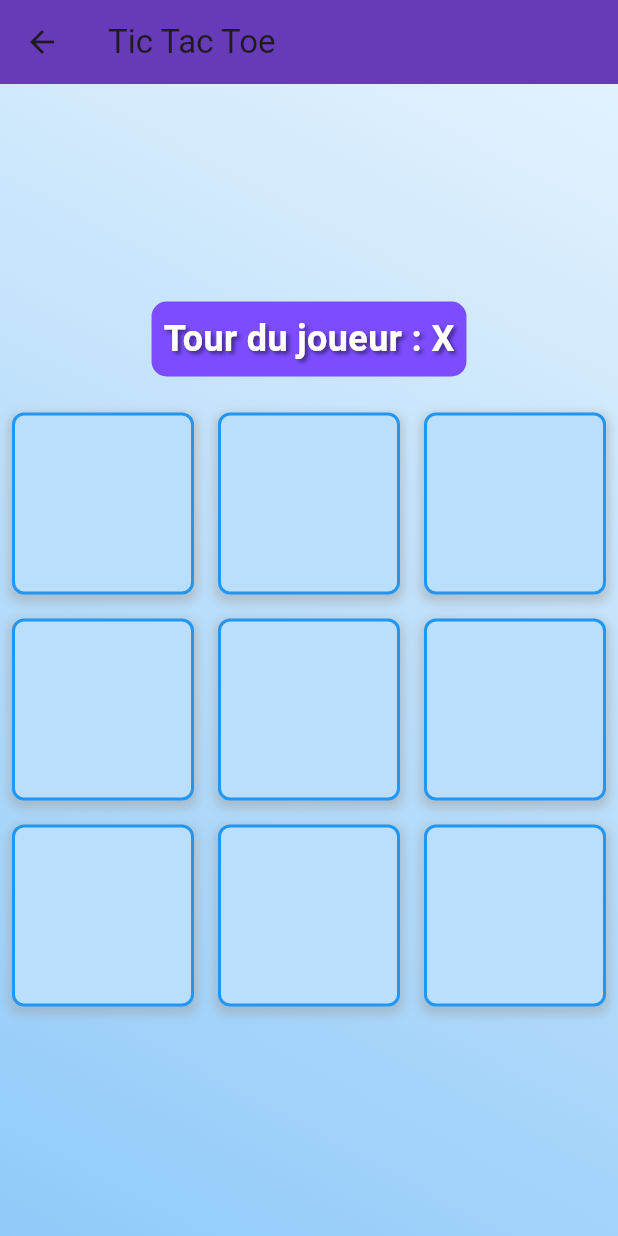
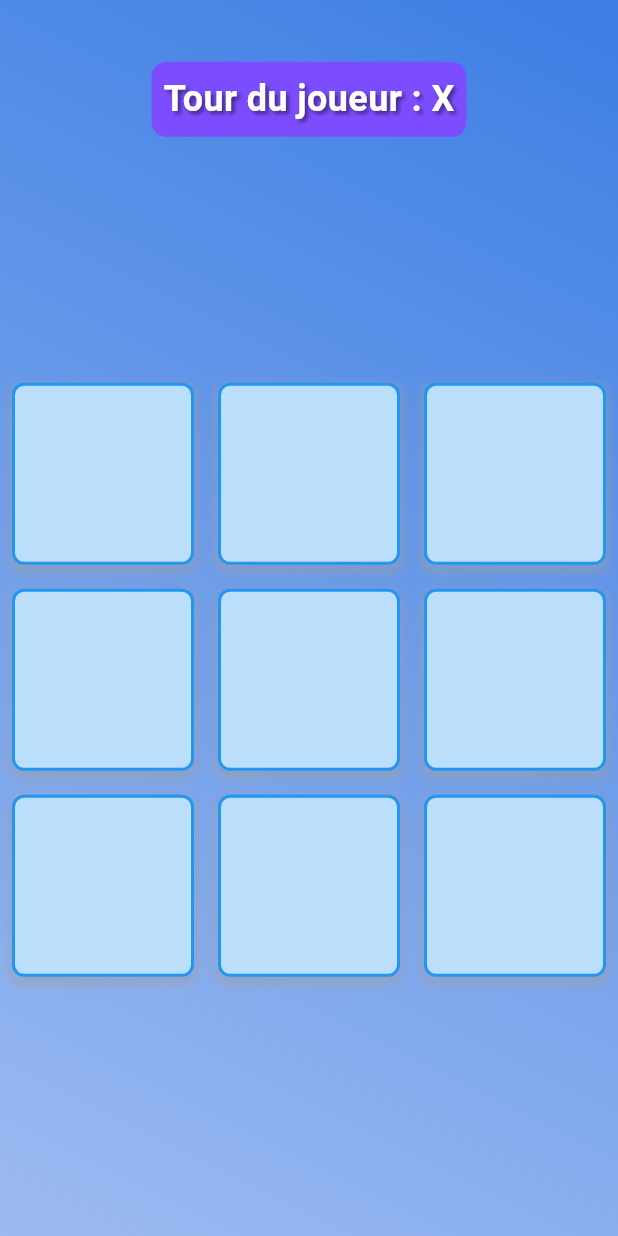
Before and after one commit to Camilleri-Nathan/Tic-Tac-Toe-Flutter, a Flutter app: the screen it shows after launch, after a tap on "Jouer", on a phone screen of 412 x 824 dp. Run offline on Flutter 3.47's test engine with Material 3 defaults, Android fonts, the phone set to English and light mode, and no system bars; our stand-ins replace flutter_animate.

Commit message:
Extract Widget
- Extract victory text widget
- Extract player turn widget
- Extract Tile widget
- Extract Animated Background Widget
- Extract game result widget

```diff
--- a/lib/domain/entities/board.dart
+++ b/lib/domain/entities/board.dart
@@ -1,4 +1,3 @@
-// Defines the Board class representing the game state for a Tic-Tac-Toe game.
 class Board {
   // Initializes the game board with 9 null entries, representing empty tiles.
   List<String?> tiles = List.filled(9, null);
@@ -26,14 +25,11 @@ class Board {
     // Loops through all winning patterns to see if any apply to the current board.
     for (var pattern in winPatterns) {
       if (pattern.every((index) => tiles[index] != null && tiles[index] == tiles[pattern[0]])) {
-        // A winning pattern is found.
         return tiles[pattern[0]]; // Returns the winner ('X' or 'O').
       }
     }
     return null; // No winner found.
   }
 
-  // Checks if the board is full (i.e., no empty tiles left).
-  // Useful for determining if the game is a draw.
   bool get isFull => !tiles.contains(null);
 }
--- a/lib/presentation/screens/game_screen.dart
+++ b/lib/presentation/screens/game_screen.dart
@@ -1,5 +1,7 @@
 import 'package:flutter/material.dart';
-import 'package:flutter_animate/flutter_animate.dart';
+import 'package:tic_tac_toe_flutter/presentation/widgets/animated_background.dart';
+import 'package:tic_tac_toe_flutter/presentation/widgets/player_turn_widget.dart';
+import 'package:tic_tac_toe_flutter/presentation/widgets/game_result_widget.dart';
 import 'package:tic_tac_toe_flutter/presentation/widgets/game_board.dart';
 import 'package:tic_tac_toe_flutter/domain/entities/board.dart';
 
@@ -11,26 +13,25 @@ class GameScreen extends StatefulWidget {
 }
 
 class GameScreenState extends State<GameScreen> {
-  final Board _board = Board(); // Initializes the game board.
-  String _currentPlayer = 'X'; // Tracks the current player, starting with 'X'.
+  final Board _board = Board();
+  String _currentPlayer = 'X';
   String? _winner;
   bool _isDraw = false;
 
   void _handleTileTap(int index) {
     if (_winner != null || _isDraw || _board.tiles[index] != null) {
-      // Does nothing if the game is over or the tile is already occupied
       return;
     }
 
     setState(() {
-      _board.makeMove(index, _currentPlayer); // Attempts to place the current player's mark on the board.
+      _board.makeMove(index, _currentPlayer);
       var winner = _board.checkWinner();
       if (winner != null) {
         _winner = winner;
       } else if (_board.isFull) {
         _isDraw = true;
       } else {
-        _currentPlayer = _currentPlayer == 'X' ? 'O' : 'X'; // Switches the current player.
+        _currentPlayer = _currentPlayer == 'X' ? 'O' : 'X';
       }
     });
   }
@@ -44,95 +45,58 @@ class GameScreenState extends State<GameScreen> {
     });
   }
 
-  Widget _buildPlayerTurnWidget() {
-    return Padding(
-      padding: const EdgeInsets.only(bottom: 16.0),
-      child: Container(
-        padding: const EdgeInsets.all(8),
-        decoration: BoxDecoration(
-          color: Colors.deepPurpleAccent,
-          borderRadius: BorderRadius.circular(10),
+  @override
+  Widget build(BuildContext context) {
+    return Scaffold(
+      body: AnimatedBackground(
+        child: SafeArea(
+          child: LayoutBuilder(
+            // Use LayoutBuilder for more layout control
+            builder: (context, constraints) {
+              // Dynamically calculate spacings based on available height
+              double totalHeight = constraints.maxHeight;
+              double topPadding = totalHeight * 0.05; // 5% of the total space at the top
+              double betweenElements = totalHeight * 0.02; // 2% space between elements
+
+              return SingleChildScrollView(
+                // Ensure everything is accessible on small screens
+                child: ConstrainedBox(
+                  constraints: BoxConstraints(
+                    minHeight: constraints.maxHeight,
                   ),
-        child: Text(
-          "Tour du joueur : $_currentPlayer",
-          style: const TextStyle(
-            fontSize: 24,
-            fontWeight: FontWeight.bold,
-            color: Colors.white,
-            shadows: [
-              Shadow(
-                offset: Offset(2.0, 2.0),
-                blurRadius: 3.0,
-                color: Color.fromARGB(125, 0, 0, 0),
+                  child: IntrinsicHeight(
+                    // To ensure the content takes up at least the available height
+                    child: Column(
+                      mainAxisAlignment: MainAxisAlignment.spaceEvenly, // Evenly spaced
+                      children: [
+                        SizedBox(height: topPadding), // Space above the player turn widget
+                        PlayerTurnWidget(currentPlayer: _currentPlayer),
+                        SizedBox(height: betweenElements), // Space between player turn widget and game board
+                        Expanded(
+                          child: Center(
+                            child: AspectRatio(
+                              aspectRatio: 1, // Keep the game board square
+                              child: GameBoard(
+                                boardState: _board.tiles,
+                                onTileTapped: _handleTileTap,
                               ),
+                            ),
+                          ),
+                        ),
+                        if (_winner != null || _isDraw) SizedBox(height: betweenElements), // Space before the result
+                        if (_winner != null || _isDraw) // Display the game results below the board
+                          GameResultWidget(
+                            resultMessage: _isDraw ? "It's a draw!" : 'Player $_winner won!',
+                            onReset: _resetBoard,
+                          ),
+                        SizedBox(height: topPadding), // Symmetrical space at the bottom
                       ],
                     ),
                   ),
                 ),
               );
-  }
-
-  List<Widget> _buildGameResultWidgets() {
-    return [
-      const SizedBox(height: 20),
-      Text(
-        _isDraw ? "Match nul !" : 'Joueur $_winner a gagné !',
-        style: const TextStyle(
-          fontSize: 24,
-          fontWeight: FontWeight.bold,
-          color: Colors.yellow,
-          shadows: [
-            Shadow(
-              blurRadius: 10.0,
-              color: Colors.black,
-              offset: Offset(5.0, 5.0),
+            },
           ),
-          ],
-        ),
-      ).animate().scale(duration: 500.ms, curve: Curves.elasticOut).fadeIn(duration: 500.ms),
-      const SizedBox(height: 10),
-      ElevatedButton(
-        onPressed: _resetBoard,
-        style: ElevatedButton.styleFrom(
-          backgroundColor: Colors.deepPurple,
-          foregroundColor: Colors.white,
-          padding: const EdgeInsets.symmetric(horizontal: 32, vertical: 12),
-          textStyle: const TextStyle(fontSize: 20, fontWeight: FontWeight.bold),
-        ),
-        child: const Text("Rejouer"),
-      ),
-      const SizedBox(height: 20),
-    ];
-  }
-
-  @override
-  Widget build(BuildContext context) {
-    return Scaffold(
-      appBar: AppBar(
-        title: const Text('Tic Tac Toe'), // Sets the title of the AppBar.
-        backgroundColor: Colors.deepPurple, // Sets a custom color for the AppBar.
-      ),
-      body: Container(
-        decoration: BoxDecoration(
-          gradient: LinearGradient(
-            begin: Alignment.topRight,
-            end: Alignment.bottomLeft,
-            colors: [Colors.blue[50]!, Colors.blue[200]!],
-          ),
-        ),
-        child: Column(
-          mainAxisAlignment: MainAxisAlignment.center,
-          children: [
-            _buildPlayerTurnWidget(),
-            AspectRatio(
-              aspectRatio: 1,
-              child: GameBoard(
-                boardState: _board.tiles,
-                onTileTapped: _handleTileTap, // Passes the tile tap handler to the GameBoard.
-              ),
-            ),
-            if (_winner != null || _isDraw) ..._buildGameResultWidgets(),
-          ],
         ),
       ),
     );
--- a/lib/presentation/screens/home_screen.dart
+++ b/lib/presentation/screens/home_screen.dart
@@ -1,5 +1,6 @@
 import 'package:flutter/material.dart';
 import 'package:tic_tac_toe_flutter/presentation/screens/game_screen.dart';
+import 'package:tic_tac_toe_flutter/presentation/widgets/animated_background.dart'; // Assurez-vous que le chemin d'importation est correct
 import 'package:tic_tac_toe_flutter/presentation/widgets/custom_play_button.dart';
 import 'package:tic_tac_toe_flutter/presentation/widgets/welcome_text.dart';
 
@@ -10,65 +11,28 @@ class HomeScreen extends StatefulWidget {
   HomeScreenState createState() => HomeScreenState();
 }
 
-class HomeScreenState extends State<HomeScreen> with SingleTickerProviderStateMixin {
-  late AnimationController _controller; // Manages the animation lifecycle.
-  late Animation<Color?> _colorAnimation; // Defines the color animation for the background.
-
-  @override
-  void initState() {
-    super.initState();
-    // Initializes the animation controller and repeats the animation in reverse for a dynamic background effect.
-    _controller = AnimationController(
-      duration: const Duration(seconds: 5),
-      vsync: this,
-    )..repeat(reverse: true);
-
-    // Sets up a color tween animation from blue to purple.
-    _colorAnimation = ColorTween(
-      begin: Colors.blue,
-      end: Colors.purple,
-    ).animate(_controller);
-  }
-
-  @override
-  void dispose() {
-    _controller.dispose(); // Properly disposes the animation controller to avoid memory leaks.
-    super.dispose();
-  }
-
+class HomeScreenState extends State<HomeScreen> {
   @override
   Widget build(BuildContext context) {
+    // Utilisation du widget AnimatedBackground pour l'arrière-plan animé
     return Scaffold(
-      body: AnimatedBuilder(
-        animation: _colorAnimation, // Uses the color animation for the background.
-        builder: (context, child) {
-          return Container(
-            decoration: BoxDecoration(
-              // Applies a linear gradient that changes dynamically according to the animation.
-              gradient: LinearGradient(
-                begin: Alignment.topLeft,
-                end: Alignment.bottomRight,
-                colors: [Colors.blue.shade200, _colorAnimation.value ?? Colors.purple],
-              ),
-            ),
+      body: AnimatedBackground(
         child: Center(
           child: Column(
             mainAxisSize: MainAxisSize.min,
             children: [
-                  const WelcomeText(text: 'Bienvenue au Tic Tac Toe'),
-                  const SizedBox(height: 20),
+              const WelcomeText(text: 'Bienvenue au Tic Tac Toe'), // Texte de bienvenue
+              const SizedBox(height: 20), // Espace entre le texte et le bouton
               CustomPlayButton(
-                    onPressed: () => Navigator.push(
-                      context,
-                      MaterialPageRoute(builder: (context) => const GameScreen()),
-                    ),
-                    label: 'Jouer', // Navigates to the GameScreen when pressed.
+                onPressed: () {
+                  // Navigation vers GameScreen lorsque le bouton est pressé
+                  Navigator.push(context, MaterialPageRoute(builder: (context) => const GameScreen()));
+                },
+                label: 'Jouer', // Texte du bouton
               ),
             ],
           ),
         ),
-          );
-        },
       ),
     );
   }
--- /dev/null
+++ b/lib/presentation/widgets/animated_background.dart
@@ -0,0 +1,60 @@
+import 'package:flutter/material.dart';
+
+class AnimatedBackground extends StatefulWidget {
+  final Widget child;
+
+  const AnimatedBackground({super.key, required this.child});
+
+  @override
+  AnimatedBackgroundState createState() => AnimatedBackgroundState();
+}
+
+class AnimatedBackgroundState extends State<AnimatedBackground> with SingleTickerProviderStateMixin {
+  late AnimationController _controller; // Controls the animation.
+  late Animation<Color?> _colorAnimation; // Defines the color transition animation.
+
+  @override
+  void initState() {
+    super.initState();
+    _controller = AnimationController(
+      duration: const Duration(seconds: 5),
+      vsync: this,
+    )..repeat(reverse: true);
+
+    // Define the color transition from blue to purple.
+    _colorAnimation = ColorTween(
+      begin: Colors.blue,
+      end: Colors.purple,
+    ).animate(_controller);
+  }
+
+  @override
+  void dispose() {
+    _controller.dispose(); // Dispose of the controller when the widget is removed.
+    super.dispose();
+  }
+
+  @override
+  Widget build(BuildContext context) {
+    // Use AnimatedBuilder to rebuild the widget tree when _colorAnimation changes.
+    return AnimatedBuilder(
+      animation: _colorAnimation,
+      builder: (context, child) {
+        // Applies a linear gradient based on the current color animation value.
+        return Container(
+          decoration: BoxDecoration(
+            gradient: LinearGradient(
+              begin: Alignment.topRight,
+              end: Alignment.bottomLeft,
+              colors: [
+                _colorAnimation.value ?? Colors.blue, // Fallback to blue if null.
+                _colorAnimation.value?.withOpacity(0.5) ?? Colors.purple, // Make the end color slightly transparent.
+              ],
+            ),
+          ),
+          child: widget.child, // Displays the child widget on top of the background.
+        );
+      },
+    );
+  }
+}
--- a/lib/presentation/widgets/custom_play_button.dart
+++ b/lib/presentation/widgets/custom_play_button.dart
@@ -1,6 +1,5 @@
 import 'package:flutter/material.dart';
 
-// A customizable play button widget.
 class CustomPlayButton extends StatelessWidget {
   final VoidCallback onPressed;
   final String label;
--- a/lib/presentation/widgets/game_board.dart
+++ b/lib/presentation/widgets/game_board.dart
@@ -2,7 +2,7 @@ import 'package:flutter/material.dart';
 
 class GameBoard extends StatelessWidget {
   final List<String?> boardState; // The current state of each tile ('X', 'O', or null for empty).
-  final Function(int index) onTileTapped;  // Callback for tile tap events.
+  final Function(int index) onTileTapped; // Callback for tile tap events.
 
   const GameBoard({super.key, required this.boardState, required this.onTileTapped});
 
@@ -21,7 +21,7 @@ class GameBoard extends StatelessWidget {
       gridDelegate: const SliverGridDelegateWithFixedCrossAxisCount(crossAxisCount: 3),
       itemCount: 9,
       itemBuilder: (context, index) => _buildGameTile(context, index),
-      physics: const NeverScrollableScrollPhysics(),  // Prevent grid scrolling.
+      physics: const NeverScrollableScrollPhysics(), // Prevent grid scrolling.
     );
   }
 
--- /dev/null
+++ b/lib/presentation/widgets/player_turn_widget.dart
@@ -0,0 +1,39 @@
+import 'package:flutter/material.dart';
+
+class PlayerTurnWidget extends StatelessWidget {
+  final String currentPlayer;
+
+  const PlayerTurnWidget({
+    super.key,
+    required this.currentPlayer,
+  });
+
+  @override
+  Widget build(BuildContext context) {
+    return Padding(
+      padding: const EdgeInsets.only(bottom: 16.0),
+      child: Container(
+        padding: const EdgeInsets.all(8),
+        decoration: BoxDecoration(
+          color: Colors.deepPurpleAccent,
+          borderRadius: BorderRadius.circular(10),
+        ),
+        child: Text(
+          "Tour du joueur : $currentPlayer",
+          style: const TextStyle(
+            fontSize: 24,
+            fontWeight: FontWeight.bold,
+            color: Colors.white,
+            shadows: [
+              Shadow(
+                offset: Offset(2.0, 2.0),
+                blurRadius: 3.0,
+                color: Color.fromARGB(125, 0, 0, 0),
+              ),
+            ],
+          ),
+        ),
+      ),
+    );
+  }
+}
--- a/lib/presentation/widgets/welcome_text.dart
+++ b/lib/presentation/widgets/welcome_text.dart
@@ -1,6 +1,5 @@
 import 'package:flutter/material.dart';
 
-// A stylized text widget for displaying welcome messages.
 class WelcomeText extends StatelessWidget {
   final String text;
 
```
Also changed, not shown: lib/presentation/widgets/game_result_widget.dart (added, +28 -0 lines), lib/presentation/widgets/tile_widget.dart (added, +32 -0 lines), lib/presentation/widgets/victory_text.dart (added, +40 -0 lines). Lines whose indentation alone changed are shown as unchanged.
